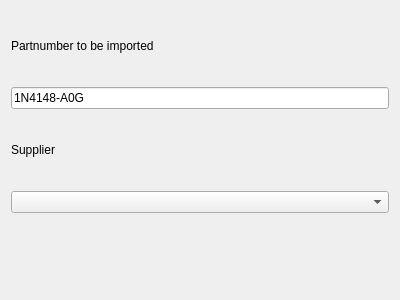
The window that wizard/wizardpagesupplierdataenter.ui (martonmiklos/qntree) describes before a commit, drawn with Qt 5.
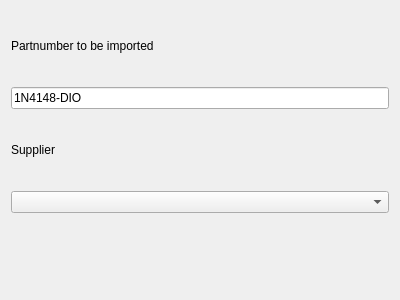
The same window after the commit.

```diff
--- a/wizard/wizardpagesupplierdataenter.ui
+++ b/wizard/wizardpagesupplierdataenter.ui
@@ -30,7 +30,7 @@
    <item row="1" column="0">
     <widget class="QLineEdit" name="lineEditPartNumber">
      <property name="text">
-      <string>1N4148-A0G</string>
+      <string>1N4148-DIO</string>
      </property>
     </widget>
    </item>
```
Left out of the diff: 2 changed lines with no effect on the pictures.
